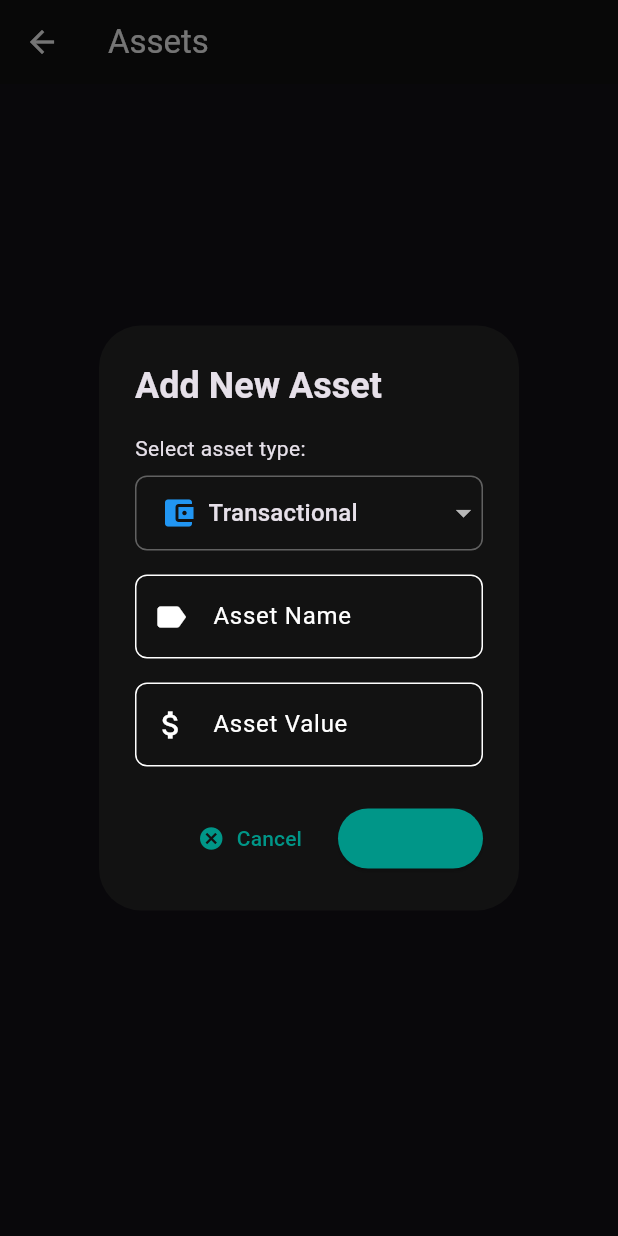
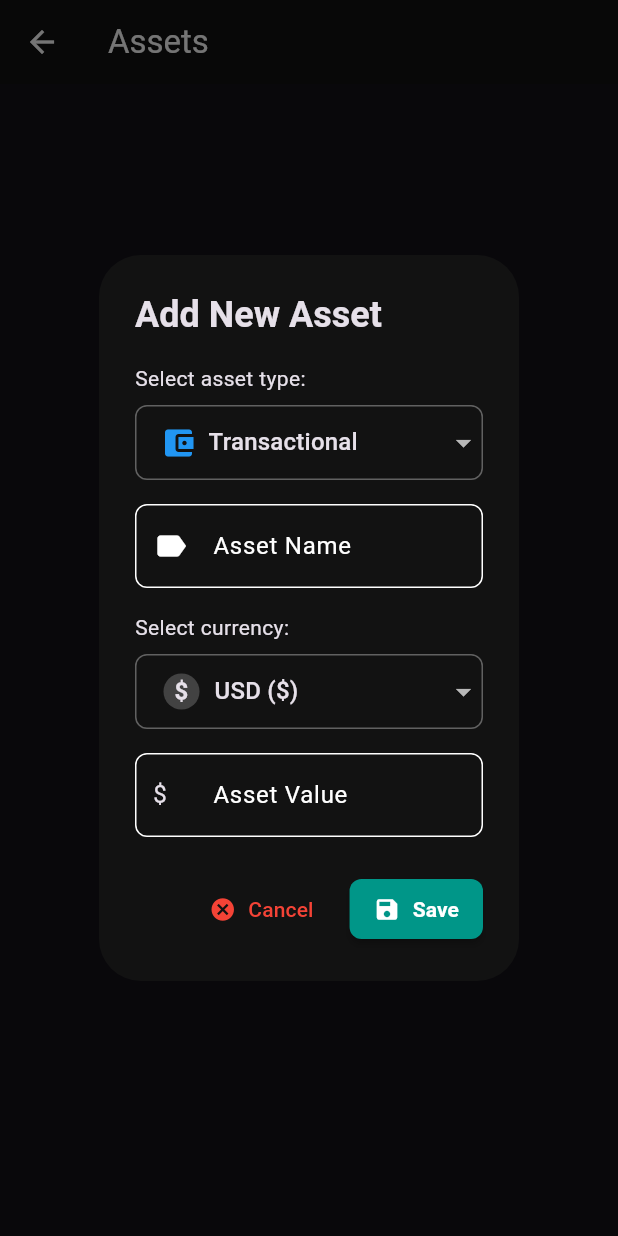
Before and after one commit to RistoKuy/finance_tracker, a Flutter app: the AssetMenu screen opened directly, after a tap on "Add Asset", on a phone screen of 412 x 824 dp. Run offline on Flutter 3.47's test engine with Material 3 defaults, Android fonts, the phone set to English and light mode, and no system bars; our stand-ins replace firebase_core; accounts and stored records are empty.

Commit message:
Add currency selection and formatting to AssetMenu

```diff
--- a/lib/asset.dart
+++ b/lib/asset.dart
@@ -14,7 +14,22 @@ class _AssetMenuState extends State<AssetMenu> {
   String _assetType = 'Transactional';
   String _assetName = '';
   double _assetNominal = 0.0;
-  final currencyFormat = NumberFormat.currency(locale: 'en_US', symbol: '\$');
+  String _currency = 'USD'; // Default currency
+
+  // Currency options
+  final Map<String, String> _currencySymbols = {
+    'USD': '\$',
+    'EUR': '€',
+    'JPY': '¥',
+    'IDR': 'Rp',
+  };
+
+  final Map<String, String> _currencyLocales = {
+    'USD': 'en_US',
+    'EUR': 'de_DE',
+    'JPY': 'ja_JP',
+    'IDR': 'id_ID',
+  };
 
   // Asset type specific colors and icons
   final Map<String, Color> _typeColors = {
@@ -29,6 +44,33 @@ class _AssetMenuState extends State<AssetMenu> {
     'Investment': Icons.trending_up,
   };
 
+  // Format currency based on selected currency
+  String formatCurrency(double amount, String currency) {
+    final locale = _currencyLocales[currency] ?? 'en_US';
+    final symbol = _currencySymbols[currency] ?? '\$';
+
+    if (currency == 'IDR') {
+      // Special case for IDR to show without decimal places
+      return NumberFormat.currency(
+        locale: locale,
+        symbol: symbol,
+        decimalDigits: 0,
+      ).format(amount);
+    } else if (currency == 'JPY') {
+      // JPY typically doesn't use decimal places
+      return NumberFormat.currency(
+        locale: locale,
+        symbol: symbol,
+        decimalDigits: 0,
+      ).format(amount);
+    } else {
+      return NumberFormat.currency(
+        locale: locale,
+        symbol: symbol,
+      ).format(amount);
+    }
+  }
+
   void _addOrEditAsset({int? index}) {
     if (index != null) {
       // Pre-fill form for editing
@@ -36,11 +78,13 @@ class _AssetMenuState extends State<AssetMenu> {
       _assetType = asset['type'];
       _assetName = asset['name'];
       _assetNominal = asset['nominal'];
+      _currency = asset['currency'];
     } else {
       // Reset form for adding
       _assetType = 'Transactional';
       _assetName = '';
       _assetNominal = 0.0;
+      // Keep the last selected currency for convenience
     }
 
     showDialog(
@@ -108,12 +152,65 @@ class _AssetMenuState extends State<AssetMenu> {
                         value == null || value.isEmpty ? 'Enter a name' : null,
                   ),
                   const SizedBox(height: 16),
+                  const Text('Select currency:'),
+                  const SizedBox(height: 8),
+                  Container(
+                    decoration: BoxDecoration(
+                      borderRadius: BorderRadius.circular(8),
+                      border: Border.all(color: Colors.grey.shade700),
+                    ),
+                    child: DropdownButtonFormField<String>(
+                      value: _currency,
+                      decoration: const InputDecoration(
+                        contentPadding: EdgeInsets.symmetric(horizontal: 16),
+                        border: InputBorder.none,
+                      ),
+                      items: _currencySymbols.entries
+                          .map((entry) => DropdownMenuItem(
+                                value: entry.key,
+                                child: Row(
+                                  children: [
+                                    Container(
+                                      width: 28,
+                                      height: 28,
+                                      decoration: BoxDecoration(
+                                        color: Colors.grey.shade800,
+                                        shape: BoxShape.circle,
+                                      ),
+                                      alignment: Alignment.center,
+                                      child: Text(
+                                        entry.value,
+                                        style: const TextStyle(
+                                          fontWeight: FontWeight.bold,
+                                        ),
+                                      ),
+                                    ),
+                                    const SizedBox(width: 8),
+                                    Text('${entry.key} (${entry.value})'),
+                                  ],
+                                ),
+                              ))
+                          .toList(),
+                      onChanged: (value) {
+                        setState(() {
+                          _currency = value!;
+                        });
+                      },
+                    ),
+                  ),
+                  const SizedBox(height: 16),
                   TextFormField(
                     initialValue: _assetNominal > 0 ? _assetNominal.toString() : '',
                     decoration: InputDecoration(
                       labelText: 'Asset Value',
                       hintText: '0.00',
-                      prefixIcon: const Icon(Icons.attach_money),
+                      prefixIcon: Padding(
+                        padding: const EdgeInsets.symmetric(horizontal: 12, vertical: 15),
+                        child: Text(
+                          _currencySymbols[_currency] ?? '\$',
+                          style: const TextStyle(fontSize: 16),
+                        ),
+                      ),
                       border: OutlineInputBorder(
                         borderRadius: BorderRadius.circular(8),
                       ),
@@ -136,10 +233,19 @@ class _AssetMenuState extends State<AssetMenu> {
               onPressed: () => Navigator.pop(context),
               icon: const Icon(Icons.cancel),
               label: const Text('Cancel'),
+              style: TextButton.styleFrom(
+                foregroundColor: Colors.red,
+              ),
             ),
             ElevatedButton.icon(
               style: ElevatedButton.styleFrom(
                 backgroundColor: Theme.of(context).colorScheme.primary,
+                foregroundColor: Colors.white,
+                elevation: 2,
+                padding: const EdgeInsets.symmetric(horizontal: 16, vertical: 10),
+                shape: RoundedRectangleBorder(
+                  borderRadius: BorderRadius.circular(8),
+                ),
               ),
               onPressed: () {
                 if (_formKey.currentState!.validate()) {
@@ -148,6 +254,7 @@ class _AssetMenuState extends State<AssetMenu> {
                       'type': _assetType,
                       'name': _assetName,
                       'nominal': _assetNominal,
+                      'currency': _currency,
                       'date': DateTime.now(),
                     };
                     if (index == null) {
@@ -160,7 +267,10 @@ class _AssetMenuState extends State<AssetMenu> {
                 }
               },
               icon: const Icon(Icons.save),
-              label: const Text('Save'),
+              label: const Text(
+                'Save',
+                style: TextStyle(fontWeight: FontWeight.bold),
+              ),
             ),
           ],
         );
@@ -307,12 +417,31 @@ class _AssetMenuState extends State<AssetMenu> {
                                       fontSize: 18, fontWeight: FontWeight.bold),
                                 ),
                                 const SizedBox(height: 4),
+                                Row(
+                                  children: [
                                     Text(
                                       asset['type'],
                                       style: TextStyle(
                                         color: _typeColors[asset['type']],
                                         fontWeight: FontWeight.w500,
                                       ),
+                                    ),
+                                    const SizedBox(width: 8),
+                                    Container(
+                                      padding: const EdgeInsets.symmetric(horizontal: 6, vertical: 2),
+                                      decoration: BoxDecoration(
+                                        color: Colors.grey.shade800,
+                                        borderRadius: BorderRadius.circular(4),
+                                      ),
+                                      child: Text(
+                                        asset['currency'],
+                                        style: TextStyle(
+                                          fontSize: 10,
+                                          color: Colors.grey.shade300,
+                                        ),
+                                      ),
+                                    ),
+                                  ],
                                 ),
                                 const SizedBox(height: 4),
                                 Text(
@@ -330,7 +459,7 @@ class _AssetMenuState extends State<AssetMenu> {
                             crossAxisAlignment: CrossAxisAlignment.end,
                             children: [
                               Text(
-                                currencyFormat.format(asset['nominal']),
+                                formatCurrency(asset['nominal'], asset['currency']),
                                 style: const TextStyle(
                                   fontSize: 20,
                                   fontWeight: FontWeight.bold,
```
Lines whose indentation alone changed are shown as unchanged.
